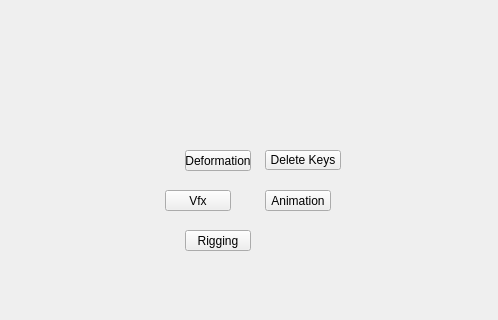
Before: the Qt Designer form radial/ui/uiLevel_2/animation_submenu.ui in m3trik/radial, drawn with Qt 5; both pictures show x 0 to 498 and y 100 to 420 of the 600 by 600 pixel window.
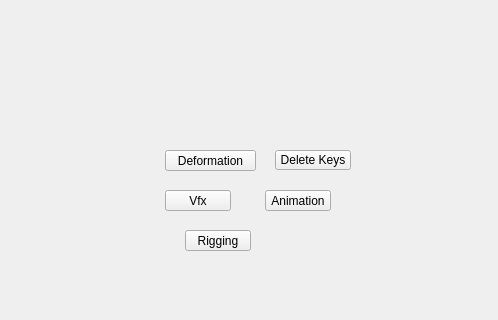
After: the same form once the commit is applied.

Diff of the .ui file:
```diff
--- a/radial/ui/uiLevel_2/animation_submenu.ui
+++ b/radial/ui/uiLevel_2/animation_submenu.ui
@@ -118,9 +118,9 @@
    <widget class="QPushButton" name="i020">
     <property name="geometry">
      <rect>
-      <x>185</x>
+      <x>165</x>
       <y>250</y>
-      <width>66</width>
+      <width>91</width>
       <height>21</height>
      </rect>
     </property>
@@ -177,7 +177,7 @@
     </property>
     <property name="geometry">
      <rect>
-      <x>265</x>
+      <x>275</x>
       <y>250</y>
       <width>76</width>
       <height>20</height>
```
